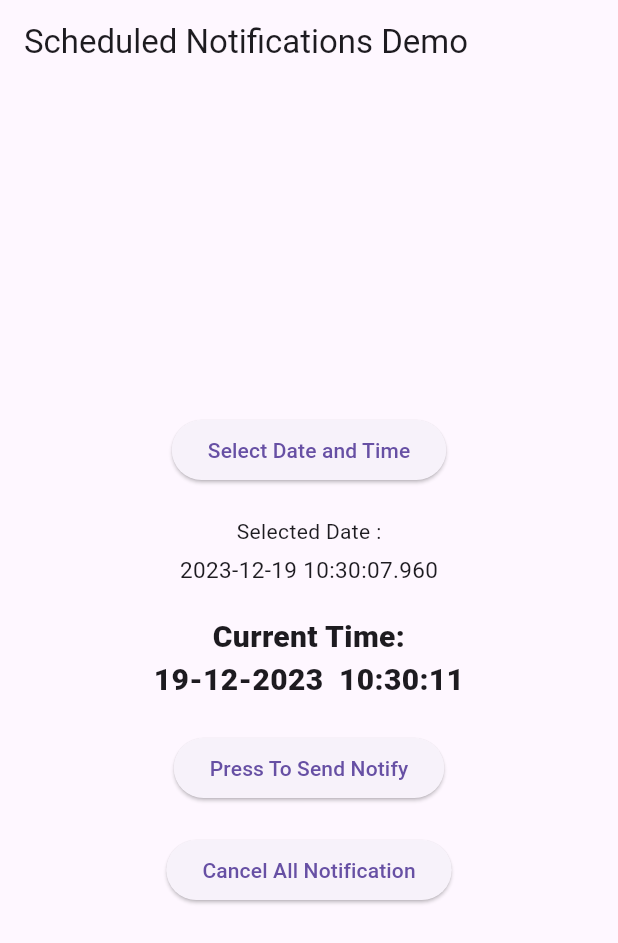
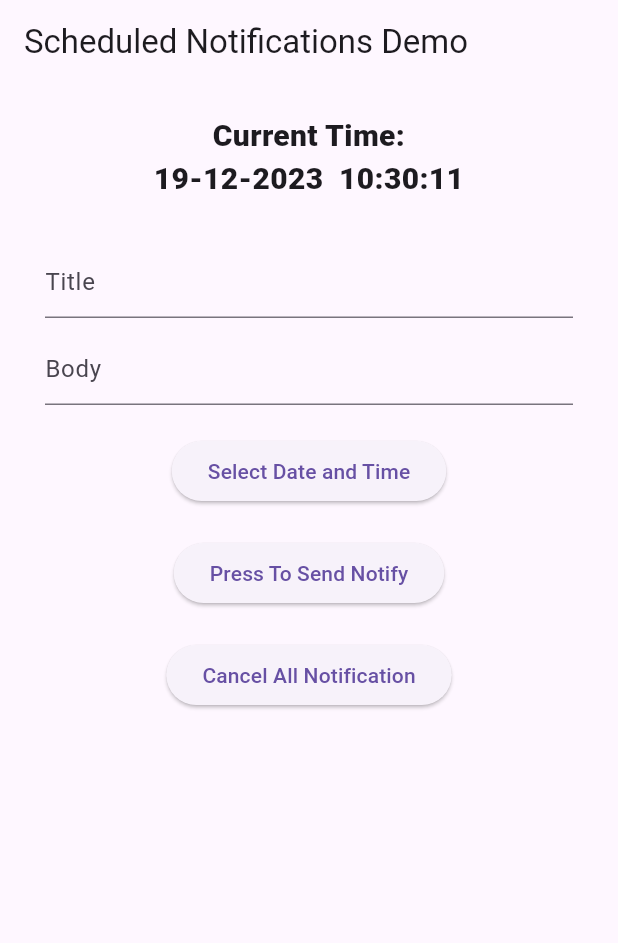
Before and after one commit to nikunjstackapp/LocalNotification, a Flutter app: the screen it shows after launch, after a tap on "Select Date and Time", after a tap on "Press To Send Notify", on a phone screen of 412 x 824 dp. Shown: the top 943 px of the screen. Run offline on Flutter 3.47's test engine with Material 3 defaults, Android fonts, the light colour scheme and no system bars; our stand-ins replace flutter_local_notifications, timezone.

Commit message:
Add :  get pending notify, and cansel scheduled Functinality

```diff
--- a/lib/main.dart
+++ b/lib/main.dart
@@ -1,5 +1,4 @@
 import 'package:flutter/material.dart';
-import 'package:flutter_local_notifications/flutter_local_notifications.dart';
 import 'package:timezone/data/latest.dart' as tzdata;
 import 'package:timezone/timezone.dart' as tz;
 import 'package:notify_demo_gpt/notify_service.dart';
@@ -28,11 +27,14 @@ class HomePage extends StatefulWidget {
 
 class _HomePageState extends State<HomePage> {
   late DateTime currentDateTime;
+  TextEditingController titleController = TextEditingController();
+  TextEditingController bodyController = TextEditingController();
 
   @override
   void initState() {
     super.initState();
     // Initialize the plugin
+
     currentDateTime = DateTime.now();
 
     NotifyService.instance.initializeNotifications();
@@ -47,31 +49,14 @@ class _HomePageState extends State<HomePage> {
         appBar: AppBar(
           title: const Text('Scheduled Notifications Demo'),
         ),
-      body: Column(
-        mainAxisAlignment: MainAxisAlignment.center,
+        body: StatefulBuilder(
+          builder: (context, setState) {
+            return ListView(
+              padding: EdgeInsets.symmetric(horizontal: 30),
+              shrinkWrap: true,
+              physics: PageScrollPhysics(),
               children: [
-          Center(
-            child: ElevatedButton(
-              onPressed: () {
-                setState(() {
-                  NotifyService.instance.selectDateTime(context);
-                });
-              },
-              child: const Text('Select Date and Time'),
-            ),
-          ),
-          const SizedBox(
-            height: 20,
-          ),
-          const Text('Selected Date :'),
-          const SizedBox(height: 5),
-          Text(
-            NotifyService.instance.selectedDateTime.toString(),
-            style: const TextStyle(fontSize: 15),
-          ),
-          const SizedBox(
-            height: 20,
-          ),
+                const SizedBox(height: 20),
                 StreamBuilder(
                   stream: Stream.periodic(const Duration(seconds: 1)),
                   builder: (context, snapshot) {
@@ -83,11 +68,29 @@ class _HomePageState extends State<HomePage> {
                     );
                   },
                 ),
+                const SizedBox(height: 30),
+                TextField(decoration: InputDecoration(hintText: 'Title'), controller: titleController),
+                const SizedBox(height: 10),
+                TextField(decoration: InputDecoration(hintText: 'Body'), controller: bodyController),
                 const SizedBox(height: 20),
                 Center(
                   child: ElevatedButton(
                     onPressed: () {
-                NotifyService.instance.scheduleNotification(title: "Write Title", body: "Write Body Of Notification");
+                      setState(() {
+                        NotifyService.instance.selectDateTime(context);
+                      });
+                    },
+                    child: const Text('Select Date and Time'),
+                  ),
+                ),
+                const SizedBox(height: 20),
+                Center(
+                  child: ElevatedButton(
+                    onPressed: () {
+                      NotifyService.instance.scheduleNotification(
+                          title: titleController.text, body: bodyController.text, setState: setState);
+                      titleController.clear();
+                      bodyController.clear();
                     },
                     child: const Text('Press To Send Notify'),
                   ),
@@ -95,14 +98,35 @@ class _HomePageState extends State<HomePage> {
                 const SizedBox(
                   height: 20,
                 ),
+                ListView.builder(
+                  shrinkWrap: true,
+                  physics: PageScrollPhysics(),
+                  itemCount: NotifyService.instance.pendingNotificationRequests.length,
+                  itemBuilder: (context, index) {
+                    return Card(
+                        child: ListTile(
+                      title: Text(NotifyService.instance.pendingNotificationRequests[index].title.toString()),
+                      subtitle: Text(NotifyService.instance.pendingNotificationRequests[index].body.toString()),
+                      trailing: IconButton(
+                        onPressed: () => NotifyService.instance
+                            .cancelSingleNotifications(NotifyService.instance.pendingNotificationRequests[index].id!, setState),
+                        icon: Text(
+                          'Cansel\nSchedule',
+                          style: TextStyle(fontSize: 8),
+                        ),
+                      ),
+                    ));
+                  },
+                ),
                 Center(
                   child: ElevatedButton(
                     onPressed: () => NotifyService.instance.cancelAllNotifications(),
                     child: const Text('Cancel All Notification'),
                   ),
-          )
+                ),
               ],
-      ),
             );
+          },
+        ));
   }
 }
--- a/lib/notify_service.dart
+++ b/lib/notify_service.dart
@@ -2,7 +2,6 @@ import 'package:flutter/material.dart';
 import 'package:flutter_local_notifications/flutter_local_notifications.dart';
 import 'package:timezone/data/latest.dart' as tzdata;
 import 'package:timezone/timezone.dart' as tz;
-import 'package:notify_demo_gpt/notify_service.dart';
 
 class NotifyService {
   NotifyService._privateConstructor();
@@ -11,6 +10,9 @@ class NotifyService {
 
   FlutterLocalNotificationsPlugin flutterLocalNotificationsPlugin = FlutterLocalNotificationsPlugin();
   late DateTime selectedDateTime;
+  int uniqueChannelID = 0;
+  List<PendingNotificationRequest> pendingNotificationRequests = [];
+
 
   Future<void> initializeNotifications() async {
     selectedDateTime = DateTime.now();
@@ -24,6 +26,7 @@ class NotifyService {
     await flutterLocalNotificationsPlugin.initialize(
       initializationSettings,
     );
+    returnPendingNotifications();
   }
 
   Future<void> onSelectNotification(String? payload) async {
@@ -32,15 +35,17 @@ class NotifyService {
     }
   }
 
-  Future<void> scheduleNotification({String? title, String? body}) async {
+  Future<void> scheduleNotification({Function? setState, String? title, String? body}) async {
     print("send Notify Called");
+    uniqueChannelID = DateTime.now().millisecond;
     final AndroidNotificationDetails androidPlatformChannelSpecifics = AndroidNotificationDetails(
         'sender_channel', 'Sender Channel',
         channelDescription: 'Channel for sender notifications',
         priority: Priority.high,
         importance: Importance.max,
-        enableVibration: true,playSound: true,
-        color: Colors.yellow);
+        enableVibration: true,
+        playSound: true,
+        color: Colors.yellow,sound: RawResourceAndroidNotificationSound('music'));
 
     DarwinNotificationDetails iosNotificationDetails = const DarwinNotificationDetails(
       presentAlert: true,
@@ -56,7 +61,7 @@ class NotifyService {
     print('date time Now --> ${DateTime.now()}');
 
     await flutterLocalNotificationsPlugin.zonedSchedule(
-      0,
+      uniqueChannelID, //gamme e int api sakvi tamtare//
       title,
       body,
       scheduledTime,
@@ -64,11 +69,24 @@ class NotifyService {
       androidAllowWhileIdle: true,
       uiLocalNotificationDateInterpretation: UILocalNotificationDateInterpretation.absoluteTime,
     );
+    returnPendingNotifications();
+    setState!(() {});
   }
 
   Future<void> cancelAllNotifications() async {
     await flutterLocalNotificationsPlugin.cancelAll();
     print('Cancel Notification called');
+  }
+
+  Future<void> cancelSingleNotifications(int id, Function setState) async {
+    await flutterLocalNotificationsPlugin.cancel(id);
+    returnPendingNotifications();
+    setState(() {});
+    print('Cancel single Notification called');
+  }
+
+  returnPendingNotifications() async {
+    pendingNotificationRequests = await flutterLocalNotificationsPlugin.pendingNotificationRequests();
   }
 
   Future<void> selectDateTime(BuildContext context) async {
```
Also changed, not shown: 2 other files. Lines whose indentation alone changed are shown as unchanged.
